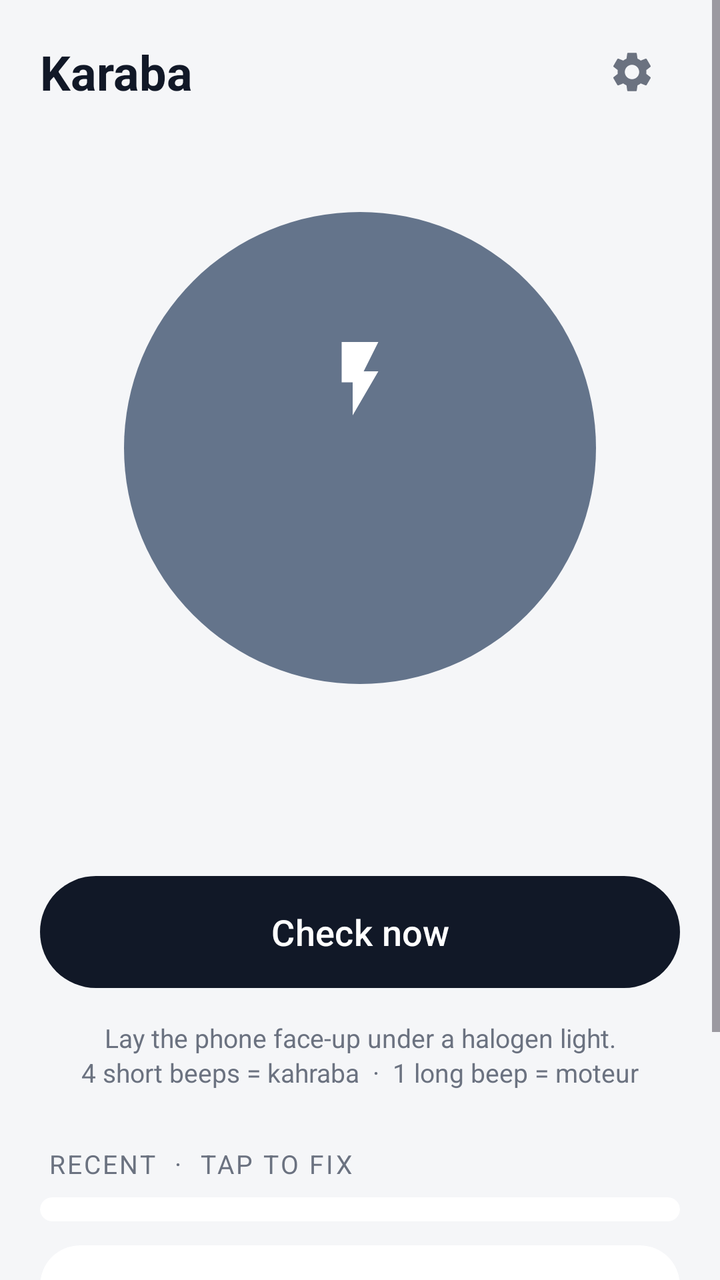
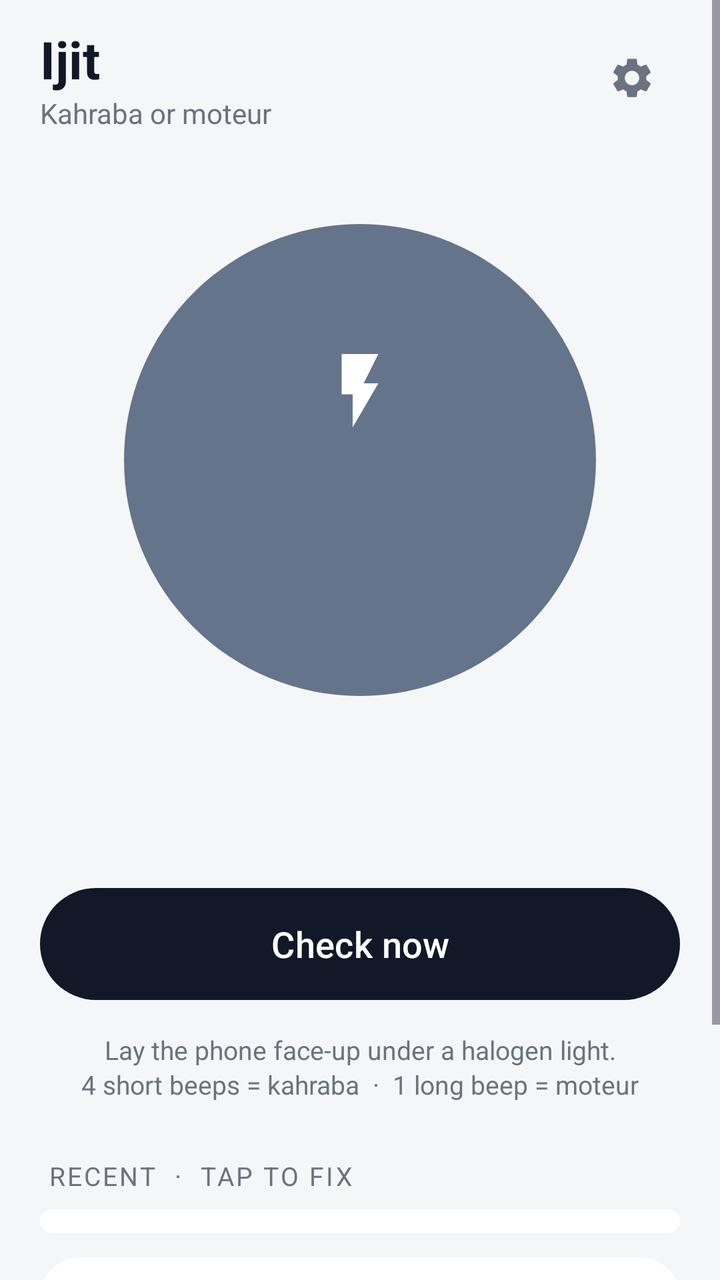

Screens rendered from an Android XML layout before and after an edit, with the pre-edit source and the edit as a unified diff.
<!-- AndroidManifest.xml: activity theme AppTheme.Main -->
<!-- res/layout/activity_main.xml -->
<?xml version="1.0" encoding="utf-8"?>
<ScrollView xmlns:android="http://schemas.android.com/apk/res/android"
    xmlns:app="http://schemas.android.com/apk/res-auto"
    android:layout_width="match_parent"
    android:layout_height="match_parent"
    android:background="@color/bg"
    android:fillViewport="true">

    <LinearLayout
        android:layout_width="match_parent"
        android:layout_height="wrap_content"
        android:orientation="vertical"
        android:paddingStart="20dp"
        android:paddingTop="12dp"
        android:paddingEnd="20dp"
        android:paddingBottom="24dp">

        
        <LinearLayout
            android:layout_width="match_parent"
            android:layout_height="wrap_content"
            android:gravity="center_vertical"
            android:orientation="horizontal">

            <TextView
                android:layout_width="0dp"
                android:layout_height="wrap_content"
                android:layout_weight="1"
                android:text="Karaba"
                android:textColor="@color/text"
                android:textSize="24sp"
                android:textStyle="bold" />

            <ImageButton
                android:id="@+id/settingsButton"
                android:layout_width="48dp"
                android:layout_height="48dp"
                android:background="?attr/selectableItemBackgroundBorderless"
                android:contentDescription="Settings"
                android:src="@drawable/ic_settings"
                app:tint="@color/muted" />
        </LinearLayout>

        
        <FrameLayout
            android:layout_width="272dp"
            android:layout_height="272dp"
            android:layout_gravity="center_horizontal"
            android:layout_marginTop="28dp">

            <com.google.android.material.progressindicator.CircularProgressIndicator
                android:id="@+id/ring"
                android:layout_width="wrap_content"
                android:layout_height="wrap_content"
                android:layout_gravity="center"
                android:max="1000"
                android:visibility="invisible"
                app:indicatorColor="@color/ring"
                app:indicatorSize="272dp"
                app:trackColor="@color/outline"
                app:trackCornerRadius="4dp"
                app:trackThickness="8dp" />

            <LinearLayout
                android:id="@+id/orb"
                android:layout_width="236dp"
                android:layout_height="236dp"
                android:layout_gravity="center"
                android:background="@drawable/orb"
                android:gravity="center"
                android:orientation="vertical"
                android:padding="16dp">

                <ImageView
                    android:id="@+id/orbIcon"
                    android:layout_width="44dp"
                    android:layout_height="44dp"
                    android:importantForAccessibility="no"
                    android:src="@drawable/ic_bolt"
                    app:tint="#FFFFFF" />

                <TextView
                    android:id="@+id/orbTitle"
                    android:layout_width="wrap_content"
                    android:layout_height="wrap_content"
                    android:layout_marginTop="8dp"
                    android:gravity="center"
                    android:textColor="#FFFFFF"
                    android:textSize="30sp"
                    android:textStyle="bold" />

                <TextView
                    android:id="@+id/orbSub"
                    android:layout_width="wrap_content"
                    android:layout_height="wrap_content"
                    android:layout_marginTop="2dp"
                    android:alpha="0.85"
                    android:gravity="center"
                    android:textColor="#FFFFFF"
                    android:textSize="14sp" />
            </LinearLayout>
        </FrameLayout>

        <TextView
            android:id="@+id/statusLine"
            android:layout_width="match_parent"
            android:layout_height="wrap_content"
            android:layout_marginTop="20dp"
            android:gravity="center"
            android:minLines="2"
            android:textColor="@color/muted"
            android:textSize="15sp" />

        <com.google.android.material.button.MaterialButton
            android:id="@+id/checkButton"
            style="@style/PrimaryButton"
            android:layout_width="match_parent"
            android:layout_height="64dp"
            android:layout_marginTop="16dp"
            android:text="Check now"
            android:textSize="18sp"
            app:cornerRadius="32dp" />

        <TextView
            android:layout_width="match_parent"
            android:layout_height="wrap_content"
            android:layout_marginTop="12dp"
            android:gravity="center"
            android:lineSpacingExtra="2dp"
            android:text="Lay the phone face-up under a halogen light.\n4 short beeps = kahraba  ·  1 long beep = moteur"
            android:textColor="@color/muted"
            android:textSize="13sp" />

        
        <TextView
            style="@style/SectionLabel"
            android:layout_width="wrap_content"
            android:layout_height="wrap_content"
            android:text="Recent  ·  tap to fix" />

        <com.google.android.material.card.MaterialCardView
            style="@style/Card"
            android:layout_width="match_parent"
            android:layout_height="wrap_content">

            <LinearLayout
                android:id="@+id/historyList"
                android:layout_width="match_parent"
                android:layout_height="wrap_content"
                android:orientation="vertical"
                android:paddingTop="6dp"
                android:paddingBottom="6dp" />
        </com.google.android.material.card.MaterialCardView>

        
        <com.google.android.material.card.MaterialCardView
            android:id="@+id/monitorCard"
            style="@style/Card"
            android:layout_width="match_parent"
            android:layout_height="wrap_content"
            android:layout_marginTop="12dp"
            android:clickable="true"
            android:focusable="true">

            <LinearLayout
                android:layout_width="match_parent"
                android:layout_height="wrap_content"
                android:gravity="center_vertical"
                android:orientation="horizontal"
                android:padding="18dp">

                <View
                    android:id="@+id/monitorDot"
                    android:layout_width="10dp"
                    android:layout_height="10dp"
                    android:background="@drawable/dot" />

                <LinearLayout
                    android:layout_width="0dp"
                    android:layout_height="wrap_content"
                    android:layout_marginStart="14dp"
                    android:layout_weight="1"
                    android:orientation="vertical">

                    <TextView
                        android:layout_width="wrap_content"
                        android:layout_height="wrap_content"
                        android:text="Always-on monitor"
                        android:textColor="@color/text"
                        android:textSize="16sp"
                        android:textStyle="bold" />

                    <TextView
                        android:id="@+id/monitorSub"
                        android:layout_width="wrap_content"
                        android:layout_height="wrap_content"
                        android:layout_marginTop="2dp"
                        android:textColor="@color/muted"
                        android:textSize="14sp" />
                </LinearLayout>

                <ImageView
                    android:layout_width="24dp"
                    android:layout_height="24dp"
                    android:importantForAccessibility="no"
                    android:src="@drawable/ic_chevron"
                    app:tint="@color/muted" />
            </LinearLayout>
        </com.google.android.material.card.MaterialCardView>

        <TextView
            android:layout_width="match_parent"
            android:layout_height="wrap_content"
            android:layout_marginStart="4dp"
            android:layout_marginTop="20dp"
            android:layout_marginEnd="4dp"
            android:lineSpacingExtra="2dp"
            android:text="Note: doesn't work if your lights run through a solar inverter or UPS. They smooth out the moteur's flicker, so every check would say kahraba."
            android:textColor="@color/muted"
            android:textSize="12sp" />
    </LinearLayout>
</ScrollView>
<!-- resources referenced by this layout -->
<resources>
  <color name="bg">#F5F6F8</color>
  <color name="muted">#6B7280</color>
  <color name="outline">#E2E5EA</color>
  <color name="ring">#FACC15</color>
  <color name="text">#111827</color>
  <!-- drawable dot (drawable) -->
  <?xml version="1.0" encoding="utf-8"?>
  <shape xmlns:android="http://schemas.android.com/apk/res/android" android:shape="oval">
      <solid android:color="@color/idle" />
      <size android:width="10dp" android:height="10dp" />
  </shape>
  <!-- drawable ic_bolt (drawable) -->
  <vector xmlns:android="http://schemas.android.com/apk/res/android"
      android:width="24dp"
      android:height="24dp"
      android:viewportWidth="24"
      android:viewportHeight="24">
      <path
          android:fillColor="#FFFFFFFF"
          android:pathData="M7,2v11h3v9l7,-12h-4l4,-8z" />
  </vector>
  <!-- drawable ic_chevron (drawable) -->
  <vector xmlns:android="http://schemas.android.com/apk/res/android"
      android:width="24dp"
      android:height="24dp"
      android:viewportWidth="24"
      android:viewportHeight="24">
      <path
          android:fillColor="#FF000000"
          android:pathData="M10,6L8.59,7.41 13.17,12l-4.58,4.59L10,18l6,-6z" />
  </vector>
  <!-- drawable ic_settings (drawable) -->
  <vector xmlns:android="http://schemas.android.com/apk/res/android"
      android:width="24dp"
      android:height="24dp"
      android:viewportWidth="24"
      android:viewportHeight="24">
      <path
          android:fillColor="#FF000000"
          android:pathData="M19.14,12.94c0.04,-0.3 0.06,-0.61 0.06,-0.94c0,-0.32 -0.02,-0.64 -0.07,-0.94l2.03,-1.58c0.18,-0.14 0.23,-0.41 0.12,-0.61l-1.92,-3.32c-0.12,-0.22 -0.37,-0.29 -0.59,-0.22l-2.39,0.96c-0.5,-0.38 -1.03,-0.7 -1.62,-0.94L14.4,2.81c-0.04,-0.24 -0.24,-0.41 -0.48,-0.41h-3.84c-0.24,0 -0.43,0.17 -0.47,0.41L9.25,5.35C8.66,5.59 8.12,5.92 7.63,6.29L5.24,5.33c-0.22,-0.08 -0.47,0 -0.59,0.22L2.74,8.87C2.62,9.08 2.66,9.34 2.86,9.48l2.03,1.58C4.84,11.36 4.8,11.69 4.8,12s0.02,0.64 0.07,0.94l-2.03,1.58c-0.18,0.14 -0.23,0.41 -0.12,0.61l1.92,3.32c0.12,0.22 0.37,0.29 0.59,0.22l2.39,-0.96c0.5,0.38 1.03,0.7 1.62,0.94l0.36,2.54c0.05,0.24 0.24,0.41 0.48,0.41h3.84c0.24,0 0.44,-0.17 0.47,-0.41l0.36,-2.54c0.59,-0.24 1.13,-0.56 1.62,-0.94l2.39,0.96c0.22,0.08 0.47,0 0.59,-0.22l1.92,-3.32c0.12,-0.22 0.07,-0.47 -0.12,-0.61L19.14,12.94zM12,15.6c-1.98,0 -3.6,-1.62 -3.6,-3.6s1.62,-3.6 3.6,-3.6s3.6,1.62 3.6,3.6S13.98,15.6 12,15.6z" />
  </vector>
  <!-- drawable orb (drawable) -->
  <?xml version="1.0" encoding="utf-8"?>
  <shape xmlns:android="http://schemas.android.com/apk/res/android" android:shape="oval">
      <solid android:color="@color/idle" />
  </shape>
  <style name="Card">
          <item name="cardCornerRadius">20dp</item>
          <item name="cardElevation">0dp</item>
          <item name="strokeWidth">0dp</item>
          <item name="cardBackgroundColor">@color/surface</item>
      </style>
  <style name="PrimaryButton" parent="Widget.Material3.Button">
          <item name="android:minHeight">56dp</item>
          <item name="cornerRadius">28dp</item>
          <item name="android:textSize">16sp</item>
      </style>
  <style name="SectionLabel">
          <item name="android:textSize">13sp</item>
          <item name="android:textColor">@color/muted</item>
          <item name="android:letterSpacing">0.08</item>
          <item name="android:textAllCaps">true</item>
          <item name="android:layout_marginTop">28dp</item>
          <item name="android:layout_marginBottom">8dp</item>
          <item name="android:layout_marginStart">4dp</item>
      </style>
  <style name="AppTheme.Main" parent="AppTheme">
          <item name="windowActionBar">false</item>
          <item name="windowNoTitle">true</item>
      </style>
  <color name="idle">#64748B</color>
  <color name="surface">#FFFFFF</color>
  <color name="ink">#111827</color>
  <color name="on_ink">#FFFFFF</color>
  <color name="surface_alt">#ECEEF2</color>
  <color name="kahraba">#059669</color>
  <!-- unchanged entries left out for length: 1 -->
</resources>

<!-- the commit's change to res/layout/activity_main.xml (unified diff, before → after) -->
@@ -22,14 +22,27 @@
             android:gravity="center_vertical"
             android:orientation="horizontal">
 
-            <TextView
+            <LinearLayout
                 android:layout_width="0dp"
                 android:layout_height="wrap_content"
                 android:layout_weight="1"
-                android:text="Karaba"
-                android:textColor="@color/text"
-                android:textSize="24sp"
-                android:textStyle="bold" />
+                android:orientation="vertical">
+
+                <TextView
+                    android:layout_width="wrap_content"
+                    android:layout_height="wrap_content"
+                    android:text="Ijit"
+                    android:textColor="@color/text"
+                    android:textSize="26sp"
+                    android:textStyle="bold" />
+
+                <TextView
+                    android:layout_width="wrap_content"
+                    android:layout_height="wrap_content"
+                    android:text="Kahraba or moteur"
+                    android:textColor="@color/muted"
+                    android:textSize="14sp" />
+            </LinearLayout>
 
             <ImageButton
                 android:id="@+id/settingsButton"
